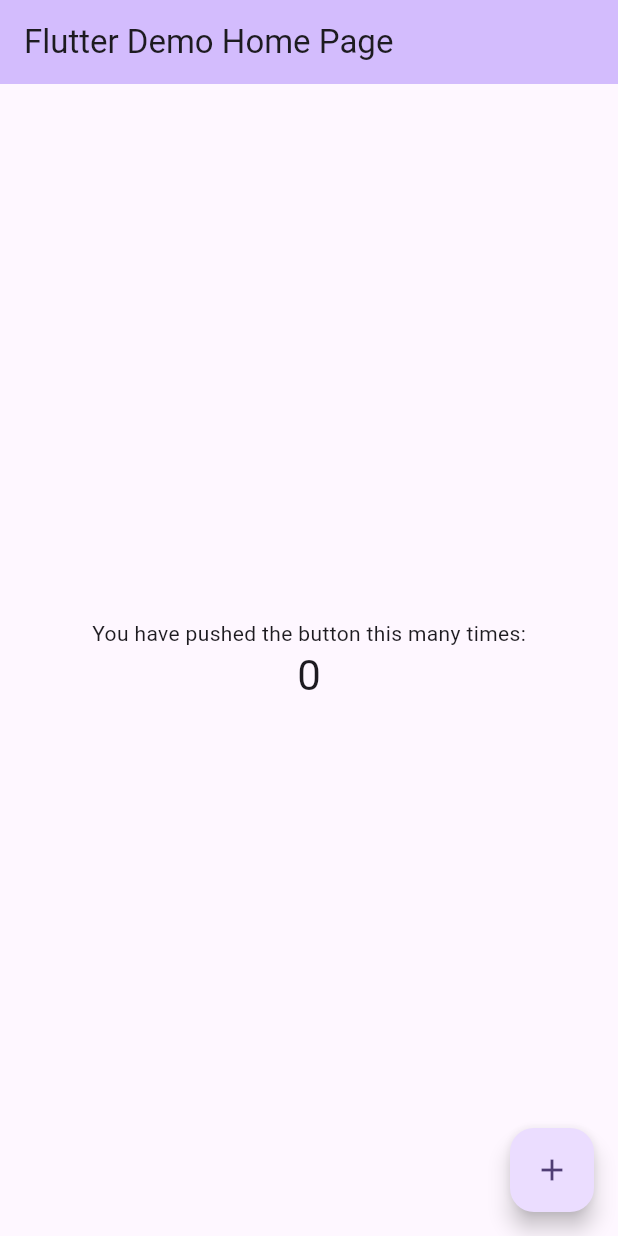
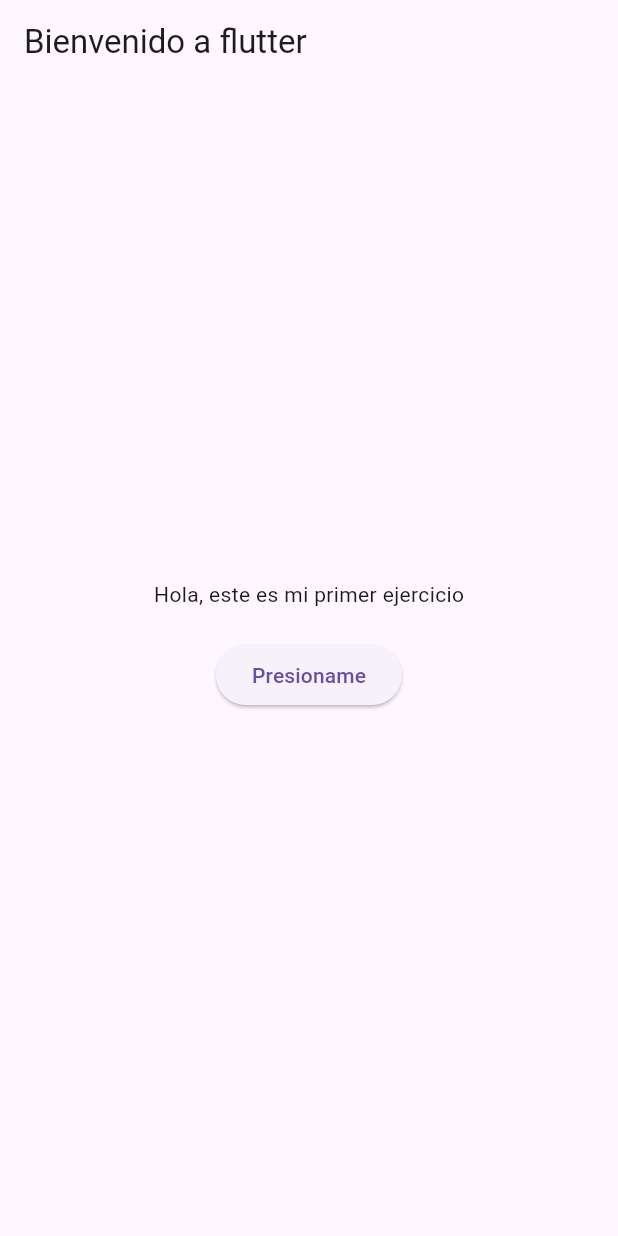
Before and after one commit to milena-dev-code/quinto_tp_progr2, a Flutter app: the screen it shows after launch, on a phone screen of 412 x 824 dp. Run offline on Flutter 3.47's test engine with Material 3 defaults, Android fonts, the phone set to English and light mode, and no system bars.

Commit message:
subiendo resolucion de ej1 a rama ejercicio1, se modifica archivo main.dart

```diff
--- a/lib/main.dart
+++ b/lib/main.dart
@@ -1,3 +1,16 @@
+/*
+1) Mi primera pantalla
+Consigna:
+Crear una app con un Scaffold que contenga:
+• Un AppBar con el título "Bienvenido a Flutter".
+• Un Column en el body que incluya:
+• Un Text con el mensaje "Hola, este es mi primer ejercicio en Flutter".
+• Un ElevatedButton que al presionarlo muestre un texto diferente debajo (puede
+cambiarse un estado o mostrar un nuevo widget).
+Resultado esperado:
+Al presionar el botón, aparece un nuevo mensaje como "¡Botón presionado!".
+ */
+
 import 'package:flutter/material.dart';
 
 void main() {
@@ -7,119 +20,58 @@
 class MyApp extends StatelessWidget {
   const MyApp({super.key});
 
-  // This widget is the root of your application.
   @override
   Widget build(BuildContext context) {
-    return MaterialApp(
-      title: 'Flutter Demo',
-      theme: ThemeData(
-        // This is the theme of your application.
-        //
-        // TRY THIS: Try running your application with "flutter run". You'll see
-        // the application has a purple toolbar. Then, without quitting the app,
-        // try changing the seedColor in the colorScheme below to Colors.green
-        // and then invoke "hot reload" (save your changes or press the "hot
-        // reload" button in a Flutter-supported IDE, or press "r" if you used
-        // the command line to start the app).
-        //
-        // Notice that the counter didn't reset back to zero; the application
-        // state is not lost during the reload. To reset the state, use hot
-        // restart instead.
-        //
-        // This works for code too, not just values: Most code changes can be
-        // tested with just a hot reload.
-        colorScheme: ColorScheme.fromSeed(seedColor: Colors.deepPurple),
-        useMaterial3: true,
-      ),
-      home: const MyHomePage(title: 'Flutter Demo Home Page'),
+    return const MaterialApp(
+      title: 'Primera Pantalla',
+      home: PrimeraPantalla(),
     );
   }
 }
 
-class MyHomePage extends StatefulWidget {
-  const MyHomePage({super.key, required this.title});
-
-  // This widget is the home page of your application. It is stateful, meaning
-  // that it has a State object (defined below) that contains fields that affect
-  // how it looks.
-
-  // This class is the configuration for the state. It holds the values (in this
-  // case the title) provided by the parent (in this case the App widget) and
-  // used by the build method of the State. Fields in a Widget subclass are
-  // always marked "final".
-
-  final String title;
+class PrimeraPantalla extends StatefulWidget {
+  const PrimeraPantalla({super.key});
 
   @override
-  State<MyHomePage> createState() => _MyHomePageState();
+  State<PrimeraPantalla> createState() => _PrimeraPantallaState();
 }
 
-class _MyHomePageState extends State<MyHomePage> {
-  int _counter = 0;
+class _PrimeraPantallaState extends State<PrimeraPantalla> {
+  String _mensaje = "";
 
-  void _incrementCounter() {
+  // actualiza el mensaje luego de presionar el boton
+  void _mostrarMensaje() {
     setState(() {
-      // This call to setState tells the Flutter framework that something has
-      // changed in this State, which causes it to rerun the build method below
-      // so that the display can reflect the updated values. If we changed
-      // _counter without calling setState(), then the build method would not be
-      // called again, and so nothing would appear to happen.
-      _counter++;
+      _mensaje = "Boton presionado";
     });
   }
 
   @override
   Widget build(BuildContext context) {
-    // This method is rerun every time setState is called, for instance as done
-    // by the _incrementCounter method above.
-    //
-    // The Flutter framework has been optimized to make rerunning build methods
-    // fast, so that you can just rebuild anything that needs updating rather
-    // than having to individually change instances of widgets.
     return Scaffold(
       appBar: AppBar(
-        // TRY THIS: Try changing the color here to a specific color (to
-        // Colors.amber, perhaps?) and trigger a hot reload to see the AppBar
-        // change color while the other colors stay the same.
-        backgroundColor: Theme.of(context).colorScheme.inversePrimary,
-        // Here we take the value from the MyHomePage object that was created by
-        // the App.build method, and use it to set our appbar title.
-        title: Text(widget.title),
+        title: const Text("Bienvenido a flutter"), //appbar con el titulo
       ),
       body: Center(
-        // Center is a layout widget. It takes a single child and positions it
-        // in the middle of the parent.
-        child: Column(
-          // Column is also a layout widget. It takes a list of children and
-          // arranges them vertically. By default, it sizes itself to fit its
-          // children horizontally, and tries to be as tall as its parent.
-          //
-          // Column has various properties to control how it sizes itself and
-          // how it positions its children. Here we use mainAxisAlignment to
-          // center the children vertically; the main axis here is the vertical
-          // axis because Columns are vertical (the cross axis would be
-          // horizontal).
-          //
-          // TRY THIS: Invoke "debug painting" (choose the "Toggle Debug Paint"
-          // action in the IDE, or press "p" in the console), to see the
-          // wireframe for each widget.
+        child: Column( //columna que organiza los elementos del body
           mainAxisAlignment: MainAxisAlignment.center,
-          children: <Widget>[
+          children: [
             const Text(
-              'You have pushed the button this many times:',
-            ),
-            Text(
-              '$_counter',
-              style: Theme.of(context).textTheme.headlineMedium,
-            ),
+              "Hola, este es mi primer ejercicio",
+            ), //primer elemento texto con mensaje
+            const SizedBox(height: 20), //segundo elemento espacio
+            ElevatedButton(
+              onPressed: _mostrarMensaje,
+              child: const Text("Presioname"),
+            ), //tercer elemento boton con texto presioname
+            const SizedBox(height: 20), //cuarto elemento espacio
+            if (_mensaje.isNotEmpty) //condicional que verifica si la variable no tiene caracteres
+              Text( //quinto elemento,texto
+                _mensaje, //los caracteres que muestra el elemento text son controlados por la funcion
+              ),
           ],
         ),
       ),
-      floatingActionButton: FloatingActionButton(
-        onPressed: _incrementCounter,
-        tooltip: 'Increment',
-        child: const Icon(Icons.add),
-      ), // This trailing comma makes auto-formatting nicer for build methods.
     );
   }
 }
```
